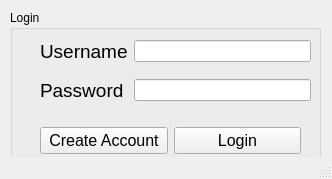
Above: UI/login_main.ui from welshbrad/StockFlip before the change. Below: the same form after it.
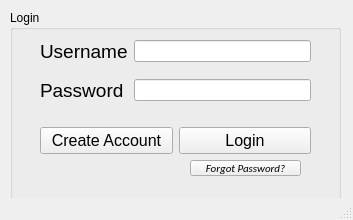
That is the form after the change.

Commit message: Changed reset password button style

Diff of the .ui file:
```diff
--- a/UI/login_main.ui
+++ b/UI/login_main.ui
@@ -6,8 +6,8 @@
    <rect>
     <x>0</x>
     <y>0</y>
-    <width>332</width>
-    <height>179</height>
+    <width>353</width>
+    <height>220</height>
    </rect>
   </property>
   <property name="windowTitle">
@@ -19,8 +19,8 @@
      <rect>
       <x>10</x>
       <y>10</y>
-      <width>311</width>
-      <height>161</height>
+      <width>331</width>
+      <height>191</height>
      </rect>
     </property>
     <property name="title">
@@ -77,7 +77,7 @@
       <rect>
        <x>30</x>
        <y>110</y>
-       <width>261</width>
+       <width>271</width>
        <height>41</height>
       </rect>
      </property>
@@ -108,6 +108,26 @@
       </item>
      </layout>
     </widget>
+    <widget class="QPushButton" name="ResetPassButton">
+     <property name="geometry">
+      <rect>
+       <x>180</x>
+       <y>150</y>
+       <width>111</width>
+       <height>16</height>
+      </rect>
+     </property>
+     <property name="font">
+      <font>
+       <family>Calibri</family>
+       <pointsize>8</pointsize>
+       <italic>true</italic>
+      </font>
+     </property>
+     <property name="text">
+      <string>Forgot Password?</string>
+     </property>
+    </widget>
    </widget>
   </widget>
   <widget class="QStatusBar" name="statusbar"/>
```
Left out of the diff: 30 changed lines with no effect on the pictures. The commit also changes 5 other files.
